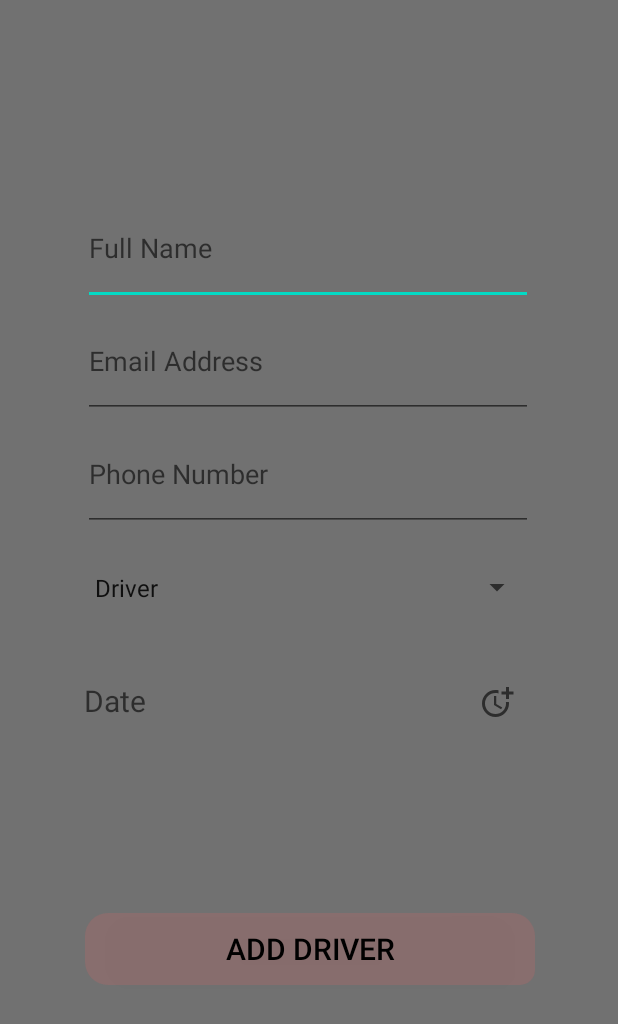
After one commit to mohamedotaki/S-Car, an Android app: the AddDriversActivity screen opened directly, with no data from a screen before it, on a phone screen of 412 x 824 dp. The commit adds this screen. Shown: the top 1024 px of the screen. Run offline under Robolectric (Android 15) with nearby library versions, the light colour scheme and no system bars.

Commit message:
AddDriversActivity was added with the XML file

```diff
--- /dev/null
+++ b/S-CarApp/app/src/main/java/com/example/s_car/AddDriversActivity.java
@@ -0,0 +1,99 @@
+package com.example.s_car;
+
+import android.app.DatePickerDialog;
+import android.os.Bundle;
+
+import com.google.android.material.floatingactionbutton.FloatingActionButton;
+import com.google.android.material.snackbar.Snackbar;
+
+import androidx.appcompat.app.AppCompatActivity;
+import androidx.appcompat.widget.Toolbar;
+
+import android.view.View;
+import android.widget.AdapterView;
+import android.widget.ArrayAdapter;
+import android.widget.DatePicker;
+import android.widget.EditText;
+import android.widget.ImageButton;
+import android.widget.Spinner;
+import android.widget.TextView;
+import android.widget.Toast;
+
+import java.text.DateFormat;
+import java.util.Calendar;
+import java.util.Date;
+
+public class AddDriversActivity extends AppCompatActivity implements DatePickerDialog.OnDateSetListener{
+    Spinner driverType;
+    EditText emailAddress , phoneNumber , name ;
+    TextView date;
+    ImageButton openDateButton;
+    int year , month , day;
+    @Override
+    protected void onCreate(Bundle savedInstanceState) {
+        super.onCreate(savedInstanceState);
+        setContentView(R.layout.activity_add_drivers);
+////////////////////////////////////
+        driverType = (Spinner) findViewById(R.id.adminSpinnerAddDriver);
+        emailAddress = (EditText) findViewById(R.id.emailAddressEditTextAddDriver);
+        phoneNumber = (EditText) findViewById(R.id.phoneNumberEditTextAddDriver);
+        name = (EditText) findViewById(R.id.nameEditTextAddDriver);
+        date = (TextView) findViewById(R.id.dateTextViewAddDriver);
+        openDateButton = (ImageButton) findViewById(R.id.dateImageButtonAddDriver);
+
+
+
+        openDateButton.setOnClickListener(new View.OnClickListener() {
+            @Override
+            public void onClick(View v) {
+                Calendar calendar = Calendar.getInstance();
+                year = calendar.get(Calendar.YEAR);
+                month = calendar.get(Calendar.MONTH);
+                day = calendar.get(Calendar.DAY_OF_MONTH);
+                DatePickerDialog datePickerDialog = new DatePickerDialog(AddDriversActivity.this, AddDriversActivity.this,year, month,day);
+                datePickerDialog.show();
+            }
+        });
+
+
+
+
+
+        ArrayAdapter<CharSequence> adapter = ArrayAdapter.createFromResource(this,
+                R.array.add_driver_spinner, android.R.layout.simple_spinner_item);
+        adapter.setDropDownViewResource(android.R.layout.simple_spinner_dropdown_item);
+        driverType.setAdapter(adapter);
+
+        driverType.setOnItemSelectedListener(new AdapterView.OnItemSelectedListener() {
+            @Override
+            public void onItemSelected(AdapterView<?> parent, View view, int position, long id) {
+              if(driverType.getSelectedItem().toString().equalsIgnoreCase("admin")){
+                  openDateButton.setVisibility(View.GONE);
+                  date.setVisibility(View.GONE);
+              }else {
+                  openDateButton.setVisibility(View.VISIBLE);
+                  date.setVisibility(View.VISIBLE);
+              }
+
+            }
+            @Override
+            public void onNothingSelected(AdapterView<?> parent) {
+
+            }
+        });
+    }
+
+
+    @Override
+    public void onDateSet(DatePicker view, int year, int month, int dayOfMonth) {
+        Date datePicked = new Date(year,month,dayOfMonth);
+        Date currentDate = new Date(Calendar.YEAR,Calendar.MONTH,Calendar.DAY_OF_MONTH);
+        if(currentDate.after(datePicked)){
+            Toast.makeText(AddDriversActivity.this, "Please Pick Date in Future", Toast.LENGTH_SHORT).show();
+        }
+        Toast.makeText(AddDriversActivity.this, currentDate+"", Toast.LENGTH_SHORT).show();
+        date.setText(year +"/"+ month +"/"+ dayOfMonth );
+
+    }
+
+}
--- a/S-CarApp/app/src/main/java/com/example/s_car/DriversActivity.java
+++ b/S-CarApp/app/src/main/java/com/example/s_car/DriversActivity.java
@@ -1,5 +1,6 @@
 package com.example.s_car;
 
+import android.content.Intent;
 import android.icu.text.CaseMap;
 import android.os.Bundle;
 
@@ -54,7 +55,8 @@ public class DriversActivity extends AppCompatActivity {
     public boolean onOptionsItemSelected(@NonNull MenuItem item) {
         switch (item.getItemId()){
             case R.id.addNewDriverButton:
-
+                Intent intent = new Intent(getApplicationContext(),AddDriversActivity.class);
+                startActivity(intent);
                 return true;
         }
         return super.onOptionsItemSelected(item);
--- a/S-CarApp/app/src/main/java/com/example/s_car/HomeActivity.java
+++ b/S-CarApp/app/src/main/java/com/example/s_car/HomeActivity.java
@@ -46,7 +46,7 @@ public class HomeActivity extends AppCompatActivity {
         //new GetData().execute();
 
         try {
-            availableBluetooth();
+          //  availableBluetooth();
         } catch (Exception e) {
             Toast.makeText(HomeActivity.this, "Not Connected to Car", Toast.LENGTH_SHORT).show();
         }
--- /dev/null
+++ b/S-CarApp/app/src/main/res/drawable/time_icon.xml
@@ -0,0 +1,16 @@
+<vector xmlns:android="http://schemas.android.com/apk/res/android"
+    android:width="24dp"
+    android:height="24dp"
+    android:viewportWidth="24"
+    android:viewportHeight="24"
+    android:tint="?attr/colorControlNormal">
+  <path
+      android:fillColor="@android:color/white"
+      android:pathData="M10,8l0,6l4.7,2.9l0.8,-1.2l-4,-2.4l0,-5.3z"/>
+  <path
+      android:fillColor="@android:color/white"
+      android:pathData="M17.92,12c0.05,0.33 0.08,0.66 0.08,1c0,3.9 -3.1,7 -7,7s-7,-3.1 -7,-7c0,-3.9 3.1,-7 7,-7c0.7,0 1.37,0.1 2,0.29V4.23C12.36,4.08 11.69,4 11,4c-5,0 -9,4 -9,9s4,9 9,9s9,-4 9,-9c0,-0.34 -0.02,-0.67 -0.06,-1H17.92z"/>
+  <path
+      android:fillColor="@android:color/white"
+      android:pathData="M20,5l0,-3l-2,0l0,3l-3,0l0,2l3,0l0,3l2,0l0,-3l3,0l0,-2z"/>
+</vector>
--- /dev/null
+++ b/S-CarApp/app/src/main/res/layout/activity_add_drivers.xml
@@ -0,0 +1,88 @@
+<?xml version="1.0" encoding="utf-8"?>
+<androidx.constraintlayout.widget.ConstraintLayout
+    xmlns:android="http://schemas.android.com/apk/res/android"
+    xmlns:app="http://schemas.android.com/apk/res-auto"
+    xmlns:tools="http://schemas.android.com/tools"
+    android:layout_width="match_parent"
+    android:layout_height="match_parent"
+    tools:context=".AddDriversActivity"
+    android:background="@color/main">
+
+    <EditText
+        android:id="@+id/nameEditTextAddDriver"
+        android:layout_width="300dp"
+        android:layout_height="75dp"
+        android:layout_marginTop="128dp"
+        android:hint="Full Name"
+        app:layout_constraintEnd_toEndOf="parent"
+        app:layout_constraintHorizontal_bias="0.495"
+        app:layout_constraintStart_toStartOf="parent"
+        app:layout_constraintTop_toTopOf="parent" />
+
+    <EditText
+        android:id="@+id/emailAddressEditTextAddDriver"
+        android:layout_width="300dp"
+        android:layout_height="75dp"
+        android:hint="Email Address"
+        app:layout_constraintEnd_toEndOf="parent"
+        app:layout_constraintHorizontal_bias="0.495"
+        app:layout_constraintStart_toStartOf="parent"
+        app:layout_constraintTop_toBottomOf="@+id/nameEditTextAddDriver" />
+    <EditText
+        android:id="@+id/phoneNumberEditTextAddDriver"
+        android:layout_width="300dp"
+        android:layout_height="75dp"
+        android:hint="Phone Number"
+        app:layout_constraintEnd_toEndOf="parent"
+        app:layout_constraintHorizontal_bias="0.495"
+        app:layout_constraintStart_toStartOf="parent"
+        app:layout_constraintTop_toBottomOf="@+id/emailAddressEditTextAddDriver" />
+
+    <Spinner
+        android:id="@+id/adminSpinnerAddDriver"
+        android:layout_width="300dp"
+        android:layout_height="75dp"
+        app:layout_constraintEnd_toEndOf="parent"
+        app:layout_constraintHorizontal_bias="0.495"
+        app:layout_constraintStart_toStartOf="parent"
+        app:layout_constraintTop_toBottomOf="@+id/phoneNumberEditTextAddDriver" />
+
+    <TextView
+        android:id="@+id/dateTextViewAddDriver"
+        android:layout_width="250dp"
+        android:layout_height="75dp"
+        android:gravity="center_vertical"
+        android:hint="Date"
+        android:textSize="20dp"
+        app:layout_constraintEnd_toStartOf="@+id/dateImageButtonAddDriver"
+        app:layout_constraintTop_toBottomOf="@+id/adminSpinnerAddDriver" />
+
+    <ImageButton
+        android:id="@+id/dateImageButtonAddDriver"
+        android:layout_width="50dp"
+        android:layout_height="50dp"
+        android:layout_marginTop="13dp"
+        android:layout_marginEnd="56dp"
+        android:layout_marginRight="56dp"
+        android:src="@drawable/time_icon"
+        app:layout_constraintEnd_toEndOf="parent"
+        android:background="@color/main"
+        app:layout_constraintTop_toBottomOf="@+id/adminSpinnerAddDriver" />
+
+
+    <Button
+        android:id="@+id/addDriverButtonAddDriver"
+        android:layout_width="300dp"
+        android:layout_height="wrap_content"
+        android:layout_marginBottom="64dp"
+        android:background="@drawable/round_button"
+        android:text="Add Driver"
+        android:textColor="@color/Black"
+        android:textSize="20dp"
+        app:layout_constraintBottom_toBottomOf="parent"
+        app:layout_constraintEnd_toEndOf="parent"
+        app:layout_constraintHorizontal_bias="0.504"
+        app:layout_constraintStart_toStartOf="parent"
+        app:layout_constraintTop_toBottomOf="@+id/dateTextViewAddDriver" />
+
+</androidx.constraintlayout.widget.ConstraintLayout>
--- a/S-CarApp/app/src/main/res/layout/activity_home.xml
+++ b/S-CarApp/app/src/main/res/layout/activity_home.xml
@@ -84,7 +84,7 @@
         android:layout_marginTop="24dp"
         android:background="@color/main"
         android:outlineProvider="none"
-        android:text="Empty"
+        android:text="Activity Log"
         android:textColor="@color/Black"
         android:textSize="20dp"
         app:layout_constraintEnd_toEndOf="parent"
--- /dev/null
+++ b/S-CarApp/app/src/main/res/layout/content_add_drivers.xml
@@ -0,0 +1,6 @@
+<?xml version="1.0" encoding="utf-8"?>
+<androidx.constraintlayout.widget.ConstraintLayout xmlns:android="http://schemas.android.com/apk/res/android"
+    xmlns:app="http://schemas.android.com/apk/res-auto"
+    android:layout_width="match_parent"
+    android:layout_height="match_parent"
+    app:layout_behavior="@string/appbar_scrolling_view_behavior"></androidx.constraintlayout.widget.ConstraintLayout>
--- a/S-CarApp/app/src/main/res/values/strings.xml
+++ b/S-CarApp/app/src/main/res/values/strings.xml
@@ -9,4 +9,11 @@
 
     <string name="hello_first_fragment">Hello first fragment</string>
     <string name="hello_second_fragment">Hello second fragment. Arg: %1$s</string>
+    <string name="title_activity_add_drivers">AddDriversActivity</string>
+
+    <string-array name="add_driver_spinner">
+        <item>Driver</item>
+        <item>Admin</item>
+    </string-array>
+
 </resources>
```
Also changed, not shown: S-CarApp/app/src/main/AndroidManifest.xml (+7 -4 lines), S-CarApp/app/src/main/java/com/example/s_car/FirstFragment.java (deleted, +0 -34 lines), S-CarApp/app/src/main/java/com/example/s_car/SecondFragment.java (deleted, +0 -34 lines), S-CarApp/app/src/main/res/layout/fragment_first2.xml (added, +28 -0 lines), S-CarApp/app/src/main/res/layout/fragment_second2.xml (added, +27 -0 lines), S-CarApp/app/src/main/res/navigation/nav_graph.xml (+20 -0 lines).
